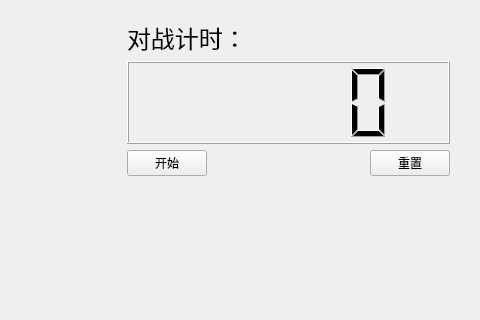
XMuli/ChineseChess, file ChessBoard.ui: the form before one commit; both pictures show x 676 to 1156 and y 0 to 320 of the 1156 by 940 pixel window.
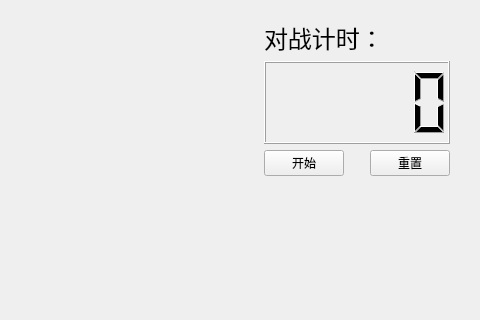
The form after the commit. Icons and pictures are not drawn.

Commit message: feat: Adjusting the interface layout of the board

```diff
--- a/ChessBoard.ui
+++ b/ChessBoard.ui
@@ -14,7 +14,7 @@
    <string>MainWindow</string>
   </property>
   <widget class="QWidget" name="centralwidget">
-   <layout class="QHBoxLayout" name="horizontalLayout">
+   <layout class="QHBoxLayout" name="horizontalLayout" stretch="11,3">
     <property name="leftMargin">
      <number>0</number>
     </property>
@@ -43,19 +43,6 @@
       </property>
      </widget>
     </item>
-    <item>
-     <spacer name="horizontalSpacer_3">
-      <property name="orientation">
-       <enum>Qt::Horizontal</enum>
-      </property>
-      <property name="sizeHint" stdset="0">
-       <size>
-        <width>40</width>
-        <height>20</height>
-       </size>
-      </property>
-     </spacer>
-    </item>
     <item>
      <widget class="QWidget" name="verticalWidget" native="true">
       <property name="sizePolicy">
```
Left out of the diff: 2 changed lines with no effect on the pictures.
